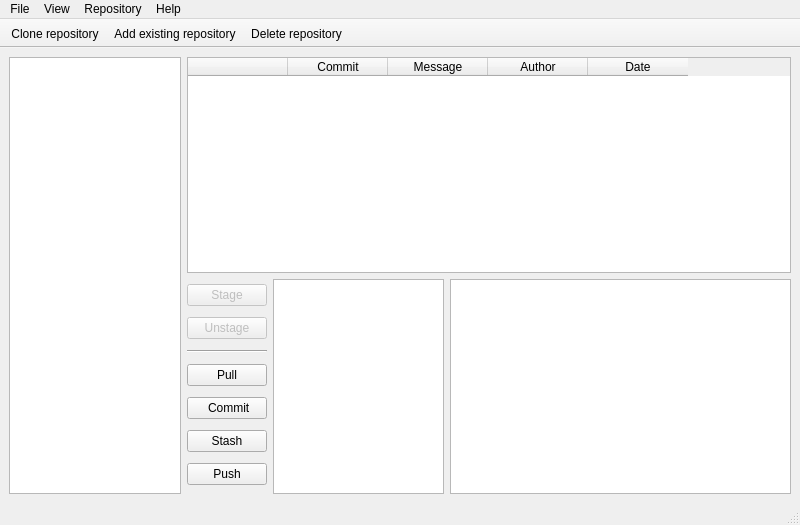
This is gitraffe/layouts/main_window.ui in pycircle/gitraffe as Qt 5 draws it before an edit. The edited form follows.
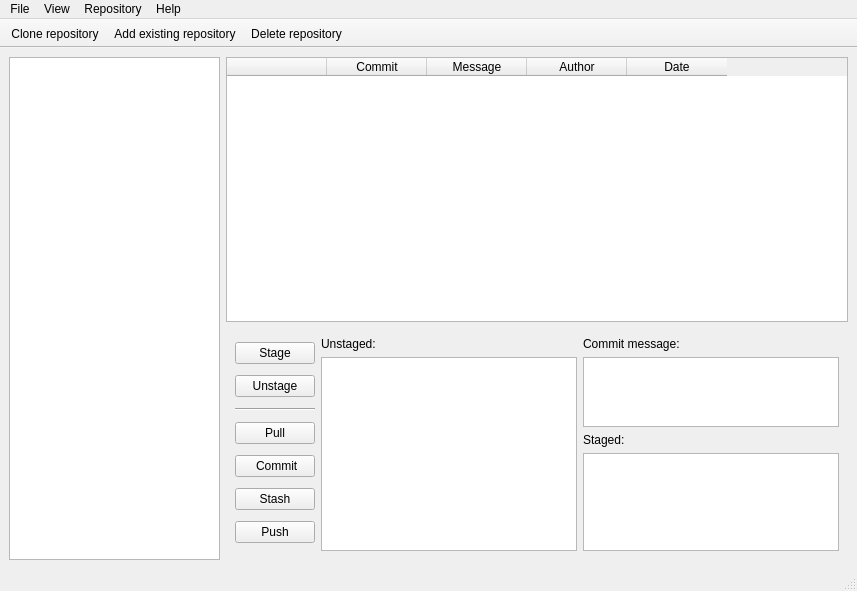
This is the edited form. The open tabs and pages were chosen to show the change. Icons and pictures are not drawn.

Commit message: Staged, Unstaged, Current local changes

```diff
--- a/gitraffe/layouts/main_window.ui
+++ b/gitraffe/layouts/main_window.ui
@@ -6,8 +6,8 @@
    <rect>
     <x>0</x>
     <y>0</y>
-    <width>800</width>
-    <height>525</height>
+    <width>857</width>
+    <height>591</height>
    </rect>
   </property>
   <property name="windowTitle">
@@ -29,7 +29,7 @@
      </widget>
     </item>
     <item>
-     <layout class="QVBoxLayout" name="repositoryLayout">
+     <layout class="QVBoxLayout" name="repositoryLayout" stretch="8,7">
       <item>
        <widget class="QTableWidget" name="repositoryTableWidget">
         <property name="editTriggers">
@@ -66,7 +66,17 @@
        </widget>
       </item>
       <item>
-       <layout class="QHBoxLayout" name="changesetLayout" stretch="0,2,4">
+       <widget class="QStackedWidget" name="bottomwidgets">
+        <property name="currentIndex">
+         <number>0</number>
+        </property>
+        <widget class="QWidget" name="Page1">
+         <layout class="QHBoxLayout" name="changesetLayout" stretch="0">
+          <item>
+           <layout class="QHBoxLayout" name="horizontalLayout_4" stretch="0,2,3">
+            <property name="leftMargin">
+             <number>0</number>
+            </property>
         <item>
          <layout class="QVBoxLayout" name="changesetButtonsLayout">
           <item>
@@ -117,6 +127,9 @@
           </item>
           <item>
            <widget class="QPushButton" name="commitButton">
+                <property name="enabled">
+                 <bool>false</bool>
+                </property>
             <property name="text">
              <string> Commit</string>
             </property>
@@ -139,6 +152,9 @@
           </item>
           <item>
            <widget class="QPushButton" name="pushButton">
+                <property name="enabled">
+                 <bool>false</bool>
+                </property>
             <property name="text">
              <string>Push</string>
             </property>
@@ -159,6 +175,158 @@
        </layout>
       </item>
      </layout>
+        </widget>
+        <widget class="QWidget" name="Page2">
+         <property name="enabled">
+          <bool>true</bool>
+         </property>
+         <layout class="QHBoxLayout" name="horizontalLayout_3">
+          <item>
+           <layout class="QHBoxLayout" name="horizontalLayout_2" stretch="0,3,3">
+            <property name="sizeConstraint">
+             <enum>QLayout::SetFixedSize</enum>
+            </property>
+            <item>
+             <layout class="QVBoxLayout" name="changesetButtonsLayout_2">
+              <item>
+               <widget class="QPushButton" name="stageButton_2">
+                <property name="enabled">
+                 <bool>true</bool>
+                </property>
+                <property name="text">
+                 <string>Stage</string>
+                </property>
+                <property name="icon">
+                 <iconset>
+                  <normaloff>icons/stage.png</normaloff>icons/stage.png</iconset>
+                </property>
+               </widget>
+              </item>
+              <item>
+               <widget class="QPushButton" name="unstageButton_2">
+                <property name="enabled">
+                 <bool>true</bool>
+                </property>
+                <property name="text">
+                 <string>Unstage</string>
+                </property>
+                <property name="icon">
+                 <iconset>
+                  <normaloff>icons/unstage.png</normaloff>icons/unstage.png</iconset>
+                </property>
+               </widget>
+              </item>
+              <item>
+               <widget class="Line" name="separator_2">
+                <property name="orientation">
+                 <enum>Qt::Horizontal</enum>
+                </property>
+               </widget>
+              </item>
+              <item>
+               <widget class="QPushButton" name="pullButton_2">
+                <property name="text">
+                 <string>Pull</string>
+                </property>
+                <property name="icon">
+                 <iconset>
+                  <normaloff>icons/pull.png</normaloff>icons/pull.png</iconset>
+                </property>
+               </widget>
+              </item>
+              <item>
+               <widget class="QPushButton" name="commitButton_2">
+                <property name="enabled">
+                 <bool>true</bool>
+                </property>
+                <property name="text">
+                 <string> Commit</string>
+                </property>
+                <property name="icon">
+                 <iconset>
+                  <normaloff>icons/commit_icon.png</normaloff>icons/commit_icon.png</iconset>
+                </property>
+               </widget>
+              </item>
+              <item>
+               <widget class="QPushButton" name="stashButton_2">
+                <property name="text">
+                 <string>Stash</string>
+                </property>
+                <property name="icon">
+                 <iconset>
+                  <normaloff>icons/stash.png</normaloff>icons/stash.png</iconset>
+                </property>
+               </widget>
+              </item>
+              <item>
+               <widget class="QPushButton" name="pushButton_2">
+                <property name="enabled">
+                 <bool>true</bool>
+                </property>
+                <property name="text">
+                 <string>Push</string>
+                </property>
+                <property name="icon">
+                 <iconset>
+                  <normaloff>icons/push.png</normaloff>icons/push.png</iconset>
+                </property>
+               </widget>
+              </item>
+             </layout>
+            </item>
+            <item>
+             <layout class="QVBoxLayout" name="verticalLayout_2">
+              <item>
+               <widget class="QLabel" name="label">
+                <property name="text">
+                 <string>Unstaged:</string>
+                </property>
+               </widget>
+              </item>
+              <item>
+               <widget class="QListWidget" name="Unstaged_listwidget"/>
+              </item>
+             </layout>
+            </item>
+            <item>
+             <layout class="QVBoxLayout" name="verticalLayout_3" stretch="0,0,0,5">
+              <item>
+               <widget class="QLabel" name="label_3">
+                <property name="text">
+                 <string>Commit message:</string>
+                </property>
+               </widget>
+              </item>
+              <item>
+               <widget class="QTextEdit" name="Commit_textEdit">
+                <property name="sizePolicy">
+                 <sizepolicy hsizetype="Expanding" vsizetype="Maximum">
+                  <horstretch>0</horstretch>
+                  <verstretch>2</verstretch>
+                 </sizepolicy>
+                </property>
+               </widget>
+              </item>
+              <item>
+               <widget class="QLabel" name="label_2">
+                <property name="text">
+                 <string>Staged:</string>
+                </property>
+               </widget>
+              </item>
+              <item>
+               <widget class="QListWidget" name="Staged_listWidget"/>
+              </item>
+             </layout>
+            </item>
+           </layout>
+          </item>
+         </layout>
+        </widget>
+       </widget>
+      </item>
+     </layout>
     </item>
    </layout>
   </widget>
@@ -167,8 +335,8 @@
     <rect>
      <x>0</x>
      <y>0</y>
-     <width>800</width>
-     <height>22</height>
+     <width>857</width>
+     <height>25</height>
     </rect>
    </property>
    <widget class="QMenu" name="menuFile">
```
Left out of the diff: 3 changed lines with no effect on the pictures. Lines whose indentation alone changed are shown as unchanged. The commit also changes 3 other files.
